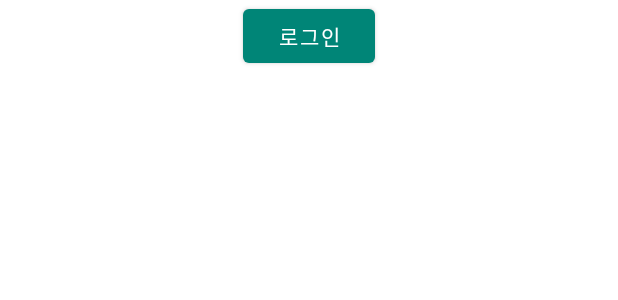
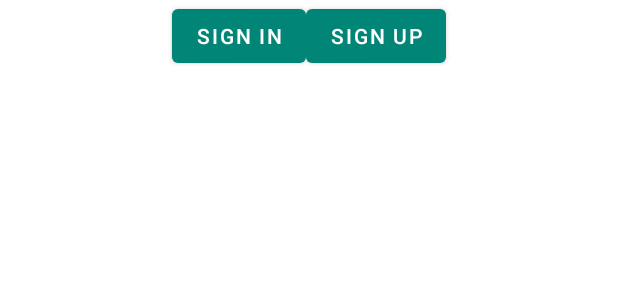
Before and after one commit to HyoilKim/Hug, an Android app: the layout fragment_mypage.xml on its own in the app's theme, with its tools: preview values and no code run, on a phone screen of 412 x 824 dp. Shown: the top 300 px of the screen. Run offline under Robolectric (Android 15) with nearby library versions, the phone set to English and light mode, and no system bars; network calls fail.

Commit message:
signing up optimized

```diff
--- a/Warmer/app/src/main/java/com/example/warmer/ui/home/HomeFragment.java
+++ b/Warmer/app/src/main/java/com/example/warmer/ui/home/HomeFragment.java
@@ -66,7 +66,7 @@ public class HomeFragment extends Fragment {
                 new Response.Listener<JSONArray>() {
                     @Override
                     public void onResponse(JSONArray response) {
-                        JsonAddToThumbList(video_list, picture_list, response);
+                        addJsonToThumbList(video_list, picture_list, response);
 
                         // attach adapter to list1
                         videoAdapter = new ThumbnailAdapter(video_list, inflater);
@@ -136,7 +136,7 @@ public class HomeFragment extends Fragment {
         return bitmap;
     }
 
-    public static void JsonAddToThumbList(ArrayList<Thumbnail> video_list,
+    public static void addJsonToThumbList(ArrayList<Thumbnail> video_list,
                                           ArrayList<Thumbnail> picture_list,
                                           JSONArray jsonArray)
     {
--- a/Warmer/app/src/main/res/layout/fragment_mypage.xml
+++ b/Warmer/app/src/main/res/layout/fragment_mypage.xml
@@ -4,11 +4,18 @@
     android:id="@+id/activity_main"
     android:layout_width="match_parent"
     android:layout_height="match_parent"
-    android:gravity="top|center">
+    android:gravity="top|center"
+    android:orientation="horizontal">
 
     <Button
         android:layout_width="wrap_content"
         android:layout_height="wrap_content"
-        android:text="로그인"
-        android:id="@+id/login"/>
+        android:text="SIGN IN"
+        android:id="@+id/sign_in"/>
+
+    <Button
+        android:layout_width="wrap_content"
+        android:layout_height="wrap_content"
+        android:text="SIGN UP"
+        android:id="@+id/sign_up"/>
 </LinearLayout>
--- a/Warmer/app/src/main/res/values/colors.xml
+++ b/Warmer/app/src/main/res/values/colors.xml
@@ -1,6 +1,6 @@
 <?xml version="1.0" encoding="utf-8"?>
 <resources>
     <color name="colorPrimary">#008577</color>
-    <color name="colorPrimaryDark">#00574B</color>
+    <color name="colorPrimaryDark">#777777</color>
     <color name="colorAccent">#D81B60</color>
 </resources>
```
Also changed, not shown: Warmer/app/src/main/java/com/example/warmer/ui/home/detailView/ImageDetailView.java (+2 -15 lines), Warmer/app/src/main/java/com/example/warmer/ui/mypage/MyPage.java (+111 -14 lines), Warmer/app/src/main/res/layout/login_popup.xml (+18 -12 lines).
